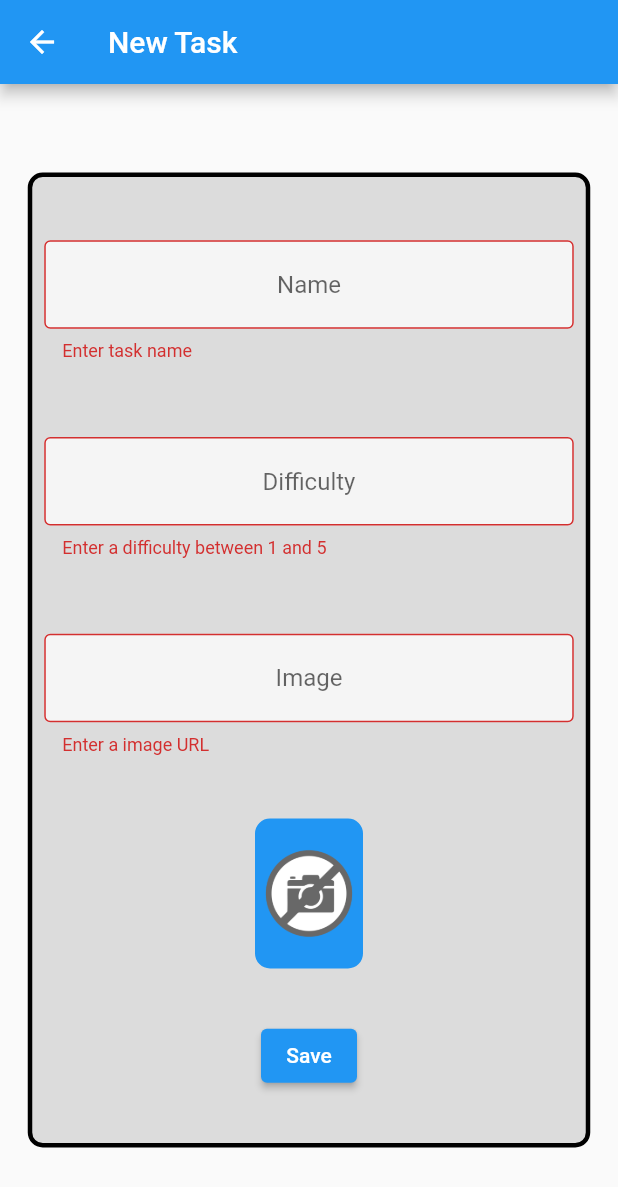
After one commit to LuanHSL/first_project_fluter, a Flutter app: the FormScreen screen opened directly, after a tap on "Save", on a phone screen of 412 x 824 dp. The commit adds this screen. Shown: the top 1187 px of the screen. Run offline on Flutter 3.47's test engine with Material 2 defaults, Android fonts, the phone set to English and light mode, and no system bars; network calls fail.

Commit message:
realizando a formação 2 do curso de flutter

```diff
--- /dev/null
+++ b/lib/data/task_inherited.dart
@@ -0,0 +1,32 @@
+import 'package:flutter/material.dart';
+import 'package:tasks_level/components/task.dart';
+
+class TaskInherited extends InheritedWidget {
+  TaskInherited({
+    Key? key,
+    required Widget child,
+  }) : super(key: key, child: child);
+
+  final List<Task> taskList = [
+    Task('Aprender Flutter', 'assets/images/estudar_flutter.png', 2),
+    Task('Andar de bike', 'assets/images/andar_bike.webp', 3),
+    Task('Meditar', 'assets/images/meditar.jpeg', 5),
+    Task('Jogar', 'assets/images/jogar.jpg', 4),
+    Task('Ler', 'assets/images/ler.jpg', 1),
+  ];
+
+  void newTask(String name, String photo, int difficulty) {
+    taskList.add(Task(name, photo, difficulty));
+  }
+
+  static TaskInherited of(BuildContext context) {
+    final TaskInherited? result = context.dependOnInheritedWidgetOfExactType<TaskInherited>();
+    assert(result != null, 'No TaskInherited found in context');
+    return result!;
+  }
+
+  @override
+  bool updateShouldNotify(TaskInherited old) {
+    return old.taskList.length != taskList.length;
+  }
+}
--- a/lib/main.dart
+++ b/lib/main.dart
@@ -1,5 +1,7 @@
 import 'package:flutter/material.dart';
-import 'package:nosso_primeiro_projeto/screens/initial_screen.dart';
+import 'package:tasks_level/data/task_inherited.dart';
+import 'package:tasks_level/screens/form_screen.dart';
+import 'package:tasks_level/screens/initial_screen.dart';
 
 void main() {
   runApp(const MyApp());
@@ -15,7 +17,7 @@ class MyApp extends StatelessWidget {
       theme: ThemeData(
         primarySwatch: Colors.blue,
       ),
-      home: const InitialScreen(),
+      home: TaskInherited(child: const InitialScreen()),
     );
   }
 }
--- /dev/null
+++ b/lib/screens/form_screen.dart
@@ -0,0 +1,167 @@
+
+import 'package:flutter/material.dart';
+import 'package:tasks_level/data/task_inherited.dart';
+
+class FormScreen extends StatefulWidget {
+  const FormScreen({Key? key, required this.taskContext}) : super(key: key);
+
+  final BuildContext taskContext;
+
+  @override
+  State<FormScreen> createState() => _FormScreenState();
+}
+
+class _FormScreenState extends State<FormScreen> {
+
+  TextEditingController nameController = TextEditingController();
+  TextEditingController difficultyController = TextEditingController();
+  TextEditingController imageController = TextEditingController();
+
+  final _formKey = GlobalKey<FormState>();
+
+  bool valueValidator(String? value) {
+    return value != null && value.isEmpty;
+  }
+
+  bool difficultyValidator(String? value) {
+    if (value != null && value.isNotEmpty) {
+      if (int.parse(value) < 1 || int.parse(value) > 5) {
+        return true;
+      }
+      return false;
+    }
+    return true;
+  }
+
+  @override
+  Widget build(BuildContext context) {
+    return Form(
+      key: _formKey,
+      child: Scaffold(
+        appBar: AppBar(
+          title: const Text('New Task'),
+        ),
+        body: Center(
+          child: SingleChildScrollView(
+            child: Container(
+              height: 650,
+              width: 375,
+              decoration: BoxDecoration(
+                color: Colors.black12,
+                borderRadius: BorderRadius.circular(10),
+                border: Border.all(width: 3),
+              ),
+              child: Column(
+                mainAxisAlignment: MainAxisAlignment.spaceEvenly,
+                crossAxisAlignment: CrossAxisAlignment.center,
+                children: [
+                  Padding(
+                    padding: const EdgeInsets.all(8.0),
+                    child: TextFormField(
+                      validator: (String? value){
+                        if(valueValidator(value)) {
+                          return 'Enter task name';
+                        }
+                        return null;
+                      },
+                      controller: nameController,
+                      textAlign: TextAlign.center,
+                      decoration: InputDecoration(
+                        border: OutlineInputBorder(),
+                        hintText: 'Name',
+                        fillColor: Colors.white70,
+                        filled: true,
+                      ),
+                    ),
+                  ),
+                  Padding(
+                    padding: const EdgeInsets.all(8.0),
+                    child: TextFormField(
+                      validator: (value){
+                        if(difficultyValidator(value)) {
+                          return 'Enter a difficulty between 1 and 5';
+                        }
+                        return null;
+                      },
+                      keyboardType: TextInputType.number,
+                      controller: difficultyController,
+                      textAlign: TextAlign.center,
+                      decoration: InputDecoration(
+                        border: OutlineInputBorder(),
+                        hintText: 'Difficulty',
+                        fillColor: Colors.white70,
+                        filled: true,
+                      ),
+                    ),
+                  ),
+                  Padding(
+                    padding: const EdgeInsets.all(8.0),
+                    child: TextFormField(
+                      validator: (value) {
+                        if (valueValidator(value)) {
+                          return 'Enter a image URL';
+                        }
+                        return null;
+                      },
+                      onChanged: (text){ setState((){}); },
+                      keyboardType: TextInputType.url,
+                      controller: imageController,
+                      textAlign: TextAlign.center,
+                      decoration: InputDecoration(
+                        border: OutlineInputBorder(),
+                        hintText: 'Image',
+                        fillColor: Colors.white70,
+                        filled: true,
+                      ),
+                    ),
+                  ),
+                  Container(
+                    height: 100,
+                    width: 72,
+                    decoration: BoxDecoration(
+                      color: Colors.blue,
+                      borderRadius: BorderRadius.circular(10),
+                      border: Border.all(width: 2, color: Colors.blue),
+                    ),
+                    child: ClipRRect(
+                      borderRadius: BorderRadius.circular(10),
+                      child: Image.network(
+                        imageController.text,
+                        errorBuilder: (BuildContext context, Object exception, StackTrace? stackTrace) {
+                          return Image.asset('assets/images/nophoto.png');
+                        },
+                        fit: BoxFit.cover,
+                      ),
+                    ),
+                  ),
+                  ElevatedButton(
+                      onPressed: () {
+                        if(_formKey.currentState!.validate()) {
+                          // print(nameController.text);
+                          // print(int.parse(difficultyController.text));
+                          // print(imageController.text);
+                          TaskInherited.of(widget.taskContext).newTask(
+                            nameController.text,
+                            imageController.text,
+                            int.parse(difficultyController.text),
+                          );
+                          ScaffoldMessenger.of(context).showSnackBar(
+                              const SnackBar(
+                                content: Text('Saving a task'),
+                                backgroundColor: Colors.green,
+                              )
+                          );
+                          Navigator.pop(context);
+                        }
+                      },
+                      child: Text('Save'),
+                  ),
+                ],
+              ),
+            ),
+          ),
+        ),
+      ),
+    );
+  }
+}
--- a/pubspec.yaml
+++ b/pubspec.yaml
@@ -1,4 +1,4 @@
-name: nosso_primeiro_projeto
+name: tasks_level
 description: Nosso primeiro projeto em Flutter.
 
 # The following line prevents the package from being accidentally published to
```
Also changed, not shown: lib/components/task.dart (+26 -16 lines), lib/screens/initial_screen.dart (+16 -22 lines), assets/images/nophoto.png (added).
